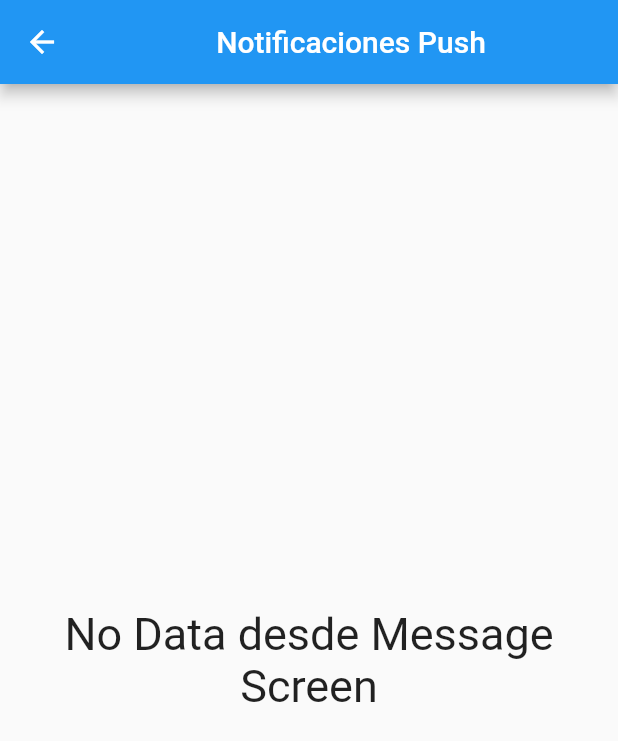
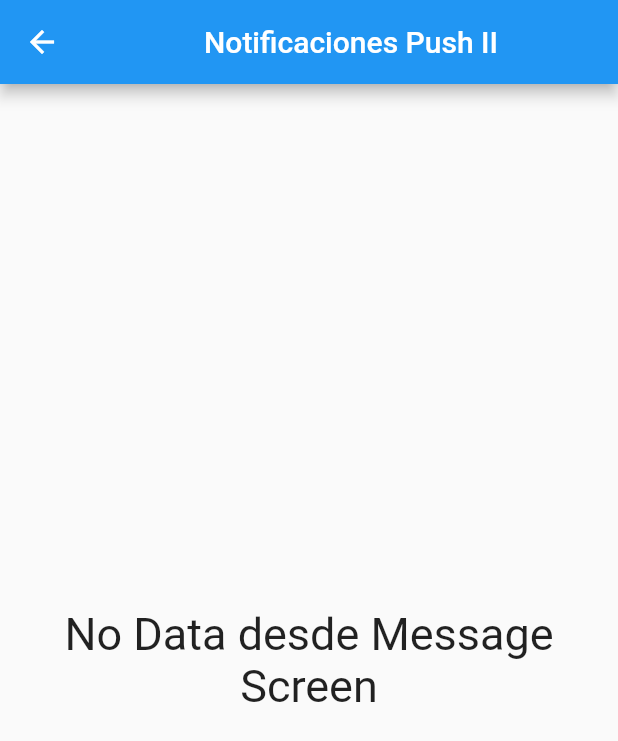
Before and after one commit to JeancarlosCarvajal/Aplicacion-de-Pruebas-para-Enviar-Notificaciones-reales-a-usuarios-objetivo-o-a-todos, a Flutter app: the MessageScreen screen opened by its route, on a phone screen of 412 x 824 dp. Shown: the top 741 px of the screen. Run offline on Flutter 3.47's test engine with Material 2 defaults, Android fonts, the phone set to English and light mode, and no system bars; our stand-ins replace firebase_core, firebase_messaging; accounts and stored records are empty.

Commit message:
Ultimas Correcciones al Git II

```diff
--- a/lib/screens/message_screen.dart
+++ b/lib/screens/message_screen.dart
@@ -11,7 +11,7 @@ class MessageScreen extends StatelessWidget {
 
     return Scaffold(
       appBar: AppBar(
-        title: const Center(child: Text('Notificaciones Push')),
+        title: const Center(child: Text('Notificaciones Push II')),
       ),
       body: Center(
         widthFactor: double.infinity,
```
